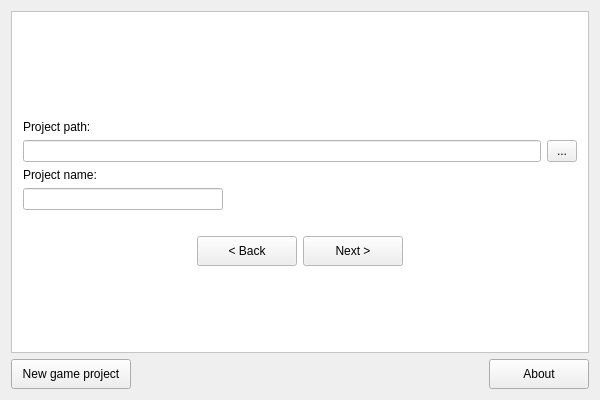
Before: the Qt Designer form tools/DeployTool/ui/mainwindow.ui in stepanp/luna2d, drawn with Qt 5.
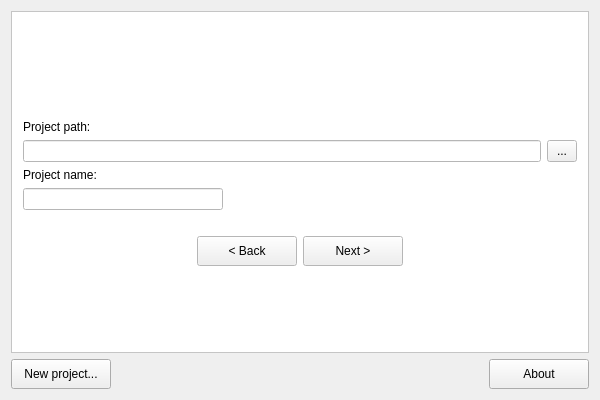
After: the same form once the commit is applied.

The edit to the form file:
```diff
--- a/tools/DeployTool/ui/mainwindow.ui
+++ b/tools/DeployTool/ui/mainwindow.ui
@@ -31,12 +31,12 @@
      <widget class="QPushButton" name="btnNewGame">
       <property name="minimumSize">
        <size>
-        <width>120</width>
+        <width>100</width>
         <height>30</height>
        </size>
       </property>
       <property name="text">
-       <string>New game project</string>
+       <string>New project...</string>
       </property>
      </widget>
     </item>
```
